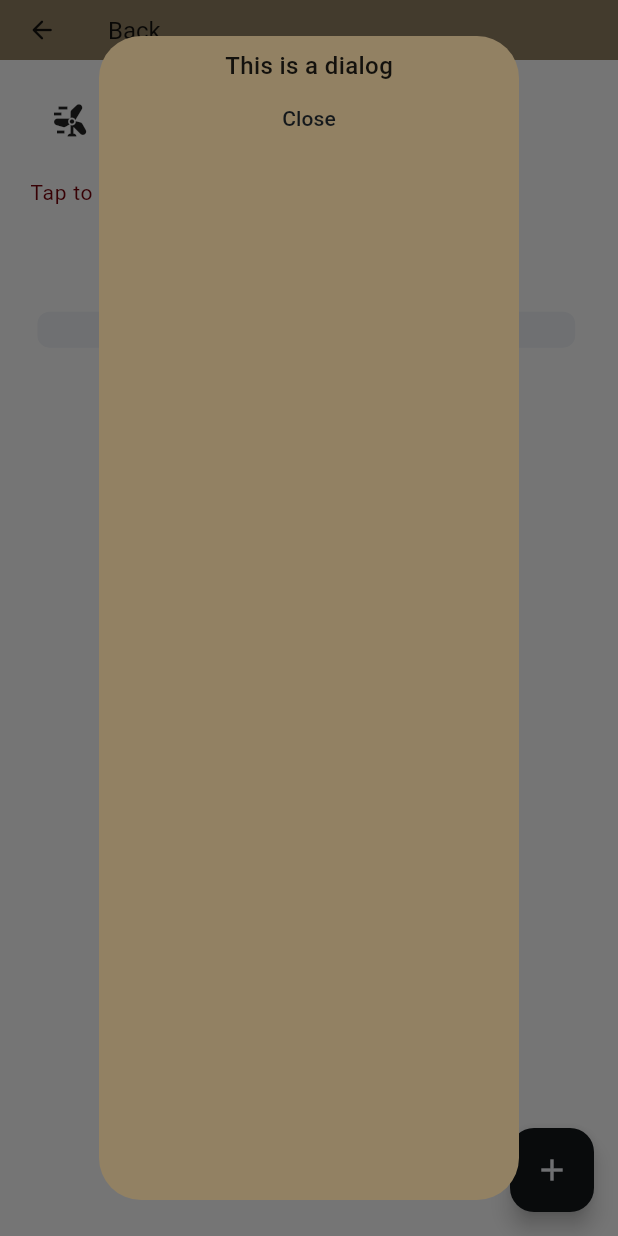
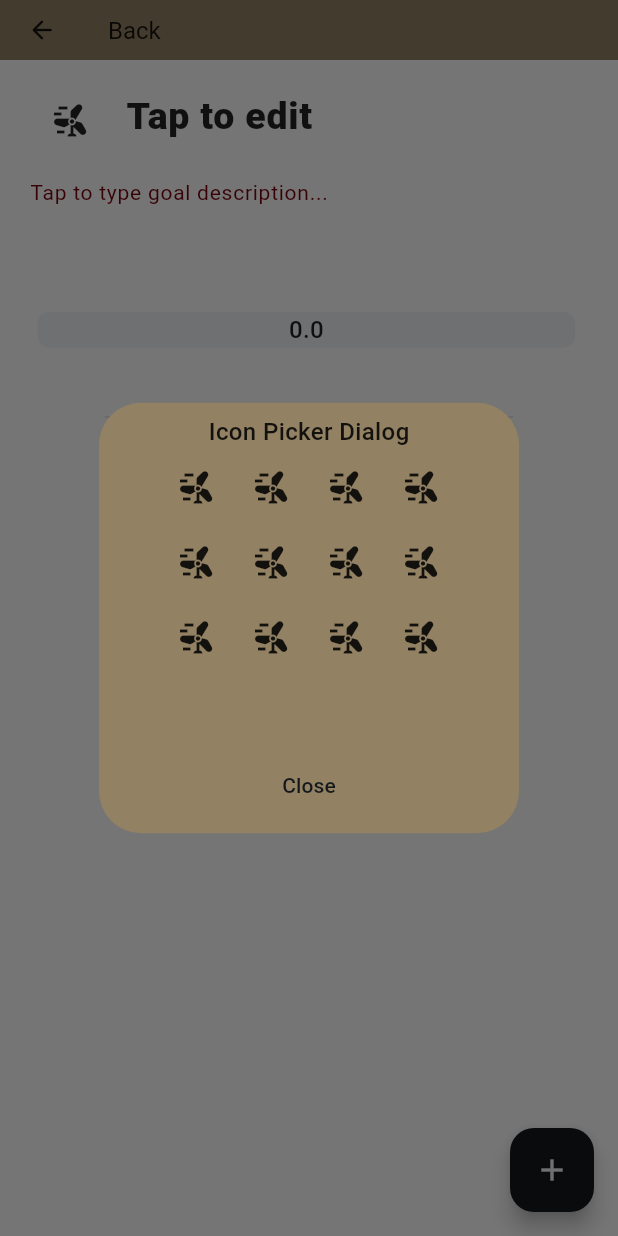
Before and after one commit to sankassio99/goals_tracker, a Flutter app: the MainGoalPageWidget screen opened directly, after a tap on the "wind power" icon, on a phone screen of 412 x 824 dp. Run offline on Flutter 3.47's test engine with Material 2 defaults, Android fonts, the phone set to English and light mode, and no system bars; drawn by our look-alikes of percent_indicator; our stand-ins replace get, go_router; Roboto replaces fonts that are missing (Poppins).

Commit message:
Icon Picker Dialog Widget should display all 12 icons (GREEN)

```diff
--- a/lib/presentation/components/header_goal_widget.dart
+++ b/lib/presentation/components/header_goal_widget.dart
@@ -111,14 +111,98 @@ class IconPickerDialog extends StatelessWidget {
       key: const Key("iconPickerDialog"),
       child: Padding(
         padding: const EdgeInsets.all(8.0),
-        child: Column(children: [
-          const Text("This is a dialog"),
-          TextButton(
-              onPressed: () {
-                Navigator.pop(context);
-              },
-              child: const Text("Close"))
-        ]),
+        child: SingleChildScrollView(
+          child: Column(
+              mainAxisSize: MainAxisSize.min,
+              mainAxisAlignment: MainAxisAlignment.center,
+              children: [
+                const Text("Icon Picker Dialog"),
+                SizedBox(
+                  height: 200,
+                  width: 200,
+                  child: GridView.count(
+                    crossAxisCount: 4,
+                    children: const [
+                      Icon(
+                        key: Key("iconItemChoice"),
+                        Icons.wind_power,
+                        color: Colors.black87,
+                        size: 24,
+                      ),
+                      Icon(
+                        key: Key("iconItemChoice"),
+                        Icons.wind_power,
+                        color: Colors.black87,
+                        size: 24,
+                      ),
+                      Icon(
+                        key: Key("iconItemChoice"),
+                        Icons.wind_power,
+                        color: Colors.black87,
+                        size: 24,
+                      ),
+                      Icon(
+                        key: Key("iconItemChoice"),
+                        Icons.wind_power,
+                        color: Colors.black87,
+                        size: 24,
+                      ),
+                      Icon(
+                        key: Key("iconItemChoice"),
+                        Icons.wind_power,
+                        color: Colors.black87,
+                        size: 24,
+                      ),
+                      Icon(
+                        key: Key("iconItemChoice"),
+                        Icons.wind_power,
+                        color: Colors.black87,
+                        size: 24,
+                      ),
+                      Icon(
+                        key: Key("iconItemChoice"),
+                        Icons.wind_power,
+                        color: Colors.black87,
+                        size: 24,
+                      ),
+                      Icon(
+                        key: Key("iconItemChoice"),
+                        Icons.wind_power,
+                        color: Colors.black87,
+                        size: 24,
+                      ),
+                      Icon(
+                        key: Key("iconItemChoice"),
+                        Icons.wind_power,
+                        color: Colors.black87,
+                        size: 24,
+                      ),
+                      Icon(
+                        key: Key("iconItemChoice"),
+                        Icons.wind_power,
+                        color: Colors.black87,
+                        size: 24,
+                      ),
+                      Icon(
+                        key: Key("iconItemChoice"),
+                        Icons.wind_power,
+                        color: Colors.black87,
+                        size: 24,
+                      ),
+                      Icon(
+                        key: Key("iconItemChoice"),
+                        Icons.wind_power,
+                        color: Colors.black87,
+                        size: 24,
+                      ),
+                    ],
+                  ),
+                ),
+                TextButton(
+                    onPressed: () => Navigator.pop(context),
+                    child: const Text("Close"))
+              ]),
+        ),
       ),
     );
   }
```
